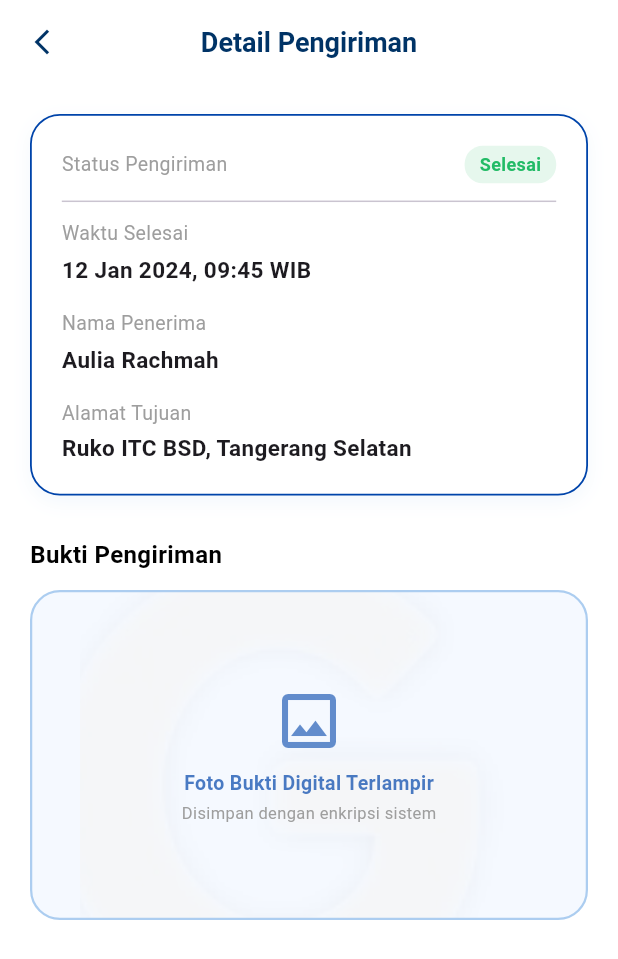
After one commit to auliaaa26/ahp_driver_app, a Flutter app: the HistoryPage screen opened directly, after a tap on "12 Jan 2024, 09:45 WIB", on a phone screen of 412 x 824 dp. The commit adds this screen. Shown: the top 959 px of the screen. Run offline on Flutter 3.47's test engine with Material 3 defaults, Android fonts, the light colour scheme and no system bars; our stand-ins replace image_picker.

Commit message:
Menambahkan halaman detail riwayat pengiriman

```diff
--- /dev/null
+++ b/lib/detail_history_page.dart
@@ -0,0 +1,151 @@
+import 'package:flutter/material.dart';
+
+class DetailHistoryPage extends StatelessWidget {
+  final Map<String, String> deliveryData;
+
+  const DetailHistoryPage({super.key, required this.deliveryData});
+
+  @override
+  Widget build(BuildContext context) {
+    return Scaffold(
+      backgroundColor: Colors.white,
+      appBar: AppBar(
+        backgroundColor: Colors.white,
+        foregroundColor: const Color(0xff003366),
+        elevation: 0,
+        leading: IconButton(
+          icon: const Icon(Icons.arrow_back_ios_new, size: 20),
+          onPressed: () => Navigator.pop(context),
+        ),
+        title: const Text(
+          'Detail Pengiriman',
+          style: TextStyle(fontWeight: FontWeight.bold, fontSize: 18),
+        ),
+        centerTitle: true,
+      ),
+      body: SingleChildScrollView(
+        padding: const EdgeInsets.all(20.0),
+        child: Column(
+          crossAxisAlignment: CrossAxisAlignment.start,
+          children: [
+            // Kotak Detail Informasi Paket
+            Container(
+              width: double.infinity,
+              padding: const EdgeInsets.all(20),
+              decoration: BoxDecoration(
+                color: Colors.white,
+                borderRadius: BorderRadius.circular(20),
+                border: Border.all(color: const Color(0xff0044aa), width: 1.2),
+                boxShadow: [
+                  BoxShadow(
+                    color: const Color(0xff0066cc).withValues(alpha: 0.05),
+                    blurRadius: 10,
+                    offset: const Offset(0, 4),
+                  ),
+                ],
+              ),
+              child: Column(
+                crossAxisAlignment: CrossAxisAlignment.start,
+                children: [
+                  Row(
+                    mainAxisAlignment: MainAxisAlignment.spaceBetween,
+                    children: [
+                      const Text(
+                        'Status Pengiriman',
+                        style: TextStyle(color: Colors.grey, fontSize: 13),
+                      ),
+                      Container(
+                        padding: const EdgeInsets.symmetric(horizontal: 10, vertical: 4),
+                        decoration: BoxDecoration(
+                          color: const Color(0xffe6f7ed),
+                          borderRadius: BorderRadius.circular(12),
+                        ),
+                        child: const Text(
+                          'Selesai',
+                          style: TextStyle(color: Color(0xff22bb66), fontWeight: FontWeight.bold, fontSize: 12),
+                        ),
+                      ),
+                    ],
+                  ),
+                  const Divider(height: 24, thickness: 1),
+
+                  const Text('Waktu Selesai', style: TextStyle(color: Colors.grey, fontSize: 13)),
+                  const SizedBox(height: 4),
+                  Text(deliveryData['waktu']!, style: const TextStyle(fontWeight: FontWeight.bold, fontSize: 15)),
+
+                  const SizedBox(height: 16),
+                  const Text('Nama Penerima', style: TextStyle(color: Colors.grey, fontSize: 13)),
+                  const SizedBox(height: 4),
+                  Text(deliveryData['penerima']!, style: const TextStyle(fontWeight: FontWeight.bold, fontSize: 15)),
+
+                  const SizedBox(height: 16),
+                  const Text('Alamat Tujuan', style: TextStyle(color: Colors.grey, fontSize: 13)),
+                  const SizedBox(height: 4),
+                  Text(
+                    deliveryData['alamat']!,
+                    style: const TextStyle(fontWeight: FontWeight.w600, fontSize: 15, height: 1.3),
+                  ),
+                ],
+              ),
+            ),
+
+            const SizedBox(height: 28),
+
+            // Bagian Ruang (Space) Bukti Pengiriman Foto
+            const Text(
+              'Bukti Pengiriman',
+              style: TextStyle(fontSize: 16, fontWeight: FontWeight.bold, color: Colors.black),
+            ),
+            const SizedBox(height: 12),
+
+            Container(
+              width: double.infinity,
+              height: 220,
+              decoration: BoxDecoration(
+                color: const Color(0xfff5f9ff),
+                borderRadius: BorderRadius.circular(20),
+                border: Border.all(color: const Color(0xff0066cc).withValues(alpha: 0.3), width: 1.5),
+              ),
+              child: ClipRRect(
+                borderRadius: BorderRadius.circular(19),
+                child: Stack(
+                  alignment: Alignment.center,
+                  children: [
+                    Opacity(
+                      opacity: 0.04,
+                      child: Image.asset(
+                        'assets/logo_arkadaya.png',
+                        fit: BoxFit.none,
+                        scale: 0.5,
+                      ),
+                    ),
+                    Column(
+                      mainAxisAlignment: MainAxisAlignment.center,
+                      children: [
+                        Icon(Icons.image_outlined, size: 48, color: const Color(0xff0044aa).withValues(alpha: 0.6)),
+                        const SizedBox(height: 8),
+                        Text(
+                          'Foto Bukti Digital Terlampir',
+                          style: TextStyle(
+                            color: const Color(0xff0044aa).withValues(alpha: 0.7),
+                            fontWeight: FontWeight.w600,
+                            fontSize: 13,
+                          ),
+                        ),
+                        const SizedBox(height: 2),
+                        const Text(
+                          'Disimpan dengan enkripsi sistem',
+                          style: TextStyle(color: Colors.grey, fontSize: 11),
+                        ),
+                      ],
+                    ),
+                  ],
+                ),
+              ),
+            ),
+          ],
+        ),
+      ),
+    );
+  }
+}
--- a/lib/history_page.dart
+++ b/lib/history_page.dart
@@ -1,4 +1,5 @@
 import 'package:flutter/material.dart';
+import 'detail_history_page.dart'; // <--- BARIS PENTING: Menghubungkan ke file detail baru
 
 class HistoryPage extends StatelessWidget {
   const HistoryPage({super.key});
@@ -13,7 +14,7 @@ class HistoryPage extends StatelessWidget {
     ];
 
     return Scaffold(
-      backgroundColor: Colors.white, // Latar belakang halaman putih bersih
+      backgroundColor: Colors.white,
       appBar: AppBar(
         title: Image.asset(
           'assets/logo_arkadaya.png',
@@ -40,26 +41,36 @@ class HistoryPage extends StatelessWidget {
             ),
           ),
 
-          // Daftar Riwayat Kartu
           Expanded(
             child: ListView.builder(
               padding: const EdgeInsets.symmetric(horizontal: 16, vertical: 8),
               itemCount: historyData.length,
               itemBuilder: (context, index) {
                 final item = historyData[index];
-                return Container(
-                  margin: const EdgeInsets.only(bottom: 20), // Jarak antar kartu
+
+                // Membungkus kartu dengan GestureDetector agar responsif saat disentuh
+                return GestureDetector(
+                  onTap: () {
+                    // Berpindah halaman ke DetailHistoryPage sambil mengirim data item spesifik
+                    Navigator.push(
+                      context,
+                      MaterialPageRoute(
+                        builder: (context) => DetailHistoryPage(deliveryData: item),
+                      ),
+                    );
+                  },
+                  child: Container(
+                    margin: const EdgeInsets.only(bottom: 20),
                     padding: const EdgeInsets.all(20),
                     decoration: BoxDecoration(
-                    color: Colors.white, // Latar belakang kotak putih solid
+                      color: Colors.white,
                       borderRadius: BorderRadius.circular(24),
                       border: Border.all(
-                      color: const Color(0xff0044aa), // Garis pinggir warna biru tua
+                        color: const Color(0xff0044aa),
                         width: 1.5,
                       ),
                       boxShadow: [
                         BoxShadow(
-                        // KODE BARU YANG REKOMENDASIKAN FLUTTER
                           color: const Color(0xff0066cc).withValues(alpha: 0.10),
                           blurRadius: 12,
                           spreadRadius: 1,
@@ -70,7 +81,6 @@ color: const Color(0xff0066cc).withValues(alpha: 0.10),
                     child: Column(
                       crossAxisAlignment: CrossAxisAlignment.start,
                       children: [
-                      // 1. BAGIAN PALING ATAS: Tanggal & Label Status SELESAI
                         Row(
                           mainAxisAlignment: MainAxisAlignment.spaceBetween,
                           children: [
@@ -85,7 +95,7 @@ color: const Color(0xff0066cc).withValues(alpha: 0.10),
                             Container(
                               padding: const EdgeInsets.symmetric(horizontal: 10, vertical: 5),
                               decoration: BoxDecoration(
-                              color: const Color(0xffe6f7ed), // Hijau pastel lembut
+                                color: const Color(0xffe6f7ed),
                                 borderRadius: BorderRadius.circular(20),
                               ),
                               child: const Row(
@@ -107,9 +117,8 @@ color: const Color(0xff0066cc).withValues(alpha: 0.10),
                           ],
                         ),
 
-                      const SizedBox(height: 16), // Jarak antara tanggal ke detail info
+                        const SizedBox(height: 16),
 
-                      // 2. BAGIAN TENGAH: Nama Penerima
                         Row(
                           crossAxisAlignment: CrossAxisAlignment.start,
                           children: [
@@ -128,7 +137,6 @@ color: const Color(0xff0066cc).withValues(alpha: 0.10),
 
                         const SizedBox(height: 6),
 
-                      // 3. BAGIAN BAWAH: Alamat Penerima
                         Row(
                           crossAxisAlignment: CrossAxisAlignment.start,
                           children: [
@@ -146,6 +154,7 @@ color: const Color(0xff0066cc).withValues(alpha: 0.10),
                         ),
                       ],
                     ),
+                  ),
                 );
               },
             ),
```
Also changed, not shown: lib/home_page.dart (+131 -19 lines). Lines whose indentation alone changed are shown as unchanged.
